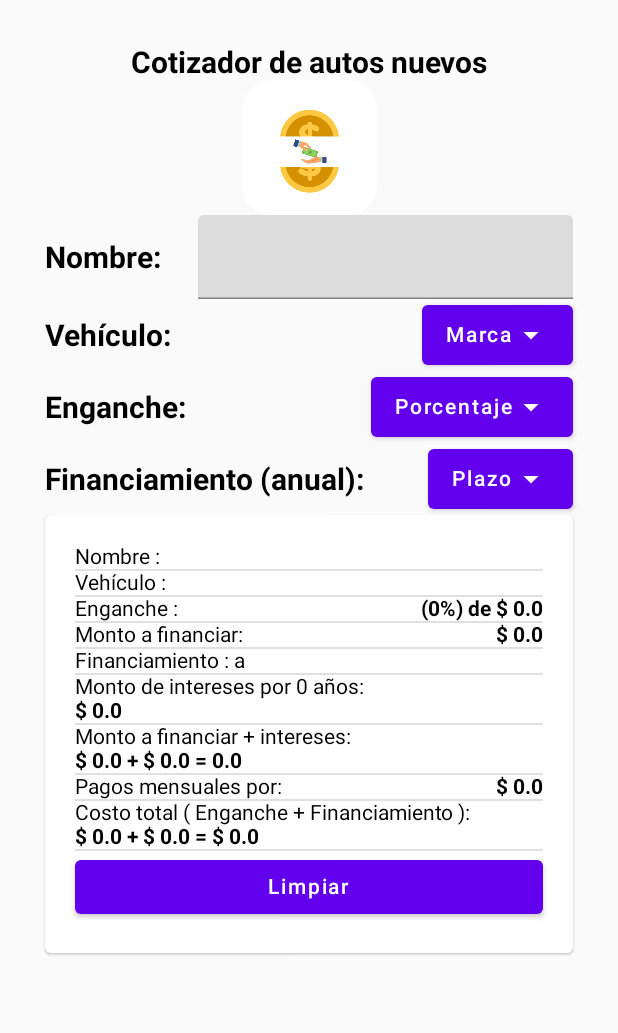
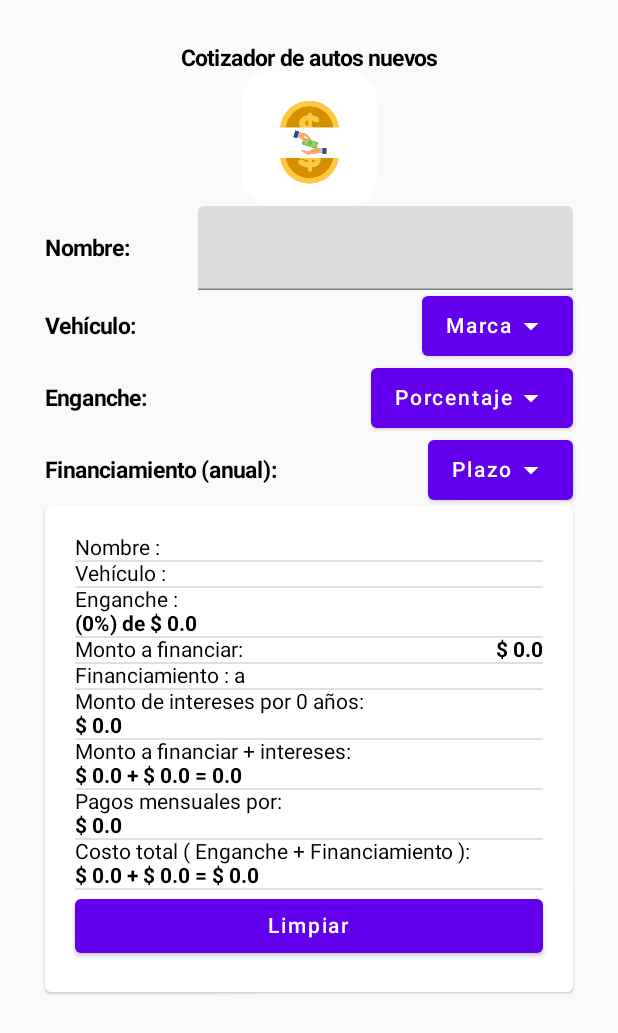
Before and after one commit to SnubSh/practicasCompose, an Android app built with Jetpack Compose: the screen it shows after launch (MainActivity), on a phone screen of 412 x 824 dp. Shown: the top 1033 px of the screen. Run offline under Robolectric (Android 15) with nearby library versions, the light colour scheme and no system bars.

Commit message:
20-10-2022

```diff
--- a/app/src/main/java/com/example/composeapp/view/MainActivity.kt
+++ b/app/src/main/java/com/example/composeapp/view/MainActivity.kt
@@ -1,11 +1,14 @@
 package com.example.composeapp.view
 import MainActivityModel
-import android.graphics.drawable.Drawable
+import android.icu.text.DecimalFormat
+import android.os.Build
 import android.os.Bundle
 import androidx.activity.ComponentActivity
 import androidx.activity.compose.setContent
 import androidx.activity.viewModels
+import androidx.annotation.RequiresApi
 import androidx.compose.foundation.Image
+import androidx.compose.foundation.background
 import androidx.compose.foundation.layout.*
 import androidx.compose.foundation.shape.RoundedCornerShape
 import androidx.compose.foundation.text.KeyboardOptions
@@ -16,15 +19,15 @@ import androidx.compose.runtime.*
 import androidx.compose.ui.Alignment
 import androidx.compose.ui.Modifier
 import androidx.compose.ui.draw.clip
-import androidx.compose.ui.graphics.painter.Painter
+import androidx.compose.ui.graphics.Color
 import androidx.compose.ui.res.painterResource
 import androidx.compose.ui.text.font.FontWeight
 import androidx.compose.ui.text.input.KeyboardCapitalization
 import androidx.compose.ui.text.input.KeyboardType
-import androidx.compose.ui.tooling.preview.Preview
 import androidx.compose.ui.unit.dp
 import androidx.compose.ui.unit.sp
 import com.example.composeapp.R
+
 
 //val gray = Color(	0xFFE6E6E6)
 //val azul = Color(	0xFF8904B1)
@@ -99,8 +102,12 @@ fun viewComponents(){
 
 }
 
+
+
     @Composable
+
     fun containerTexts(ovm: MainActivityModel) {
+
 
         Card(
             Modifier.fillMaxWidth()
@@ -115,7 +122,7 @@ fun viewComponents(){
                     horizontalArrangement = Arrangement.SpaceBetween
                 ) {
                     Text(text = "Nombre : ")
-                    Text(text = "${ovm.nombre.value.toString()}", fontWeight = FontWeight.Bold)
+                    Text(text = " ${ ovm.nombre.value.toString()}", fontWeight = FontWeight.Bold)
                 }
                 Divider()
                 Row(
@@ -128,17 +135,8 @@ fun viewComponents(){
 
                 }
                 Divider()
-                Row(
-                    Modifier.fillMaxWidth(),
-                    horizontalArrangement = Arrangement.SpaceBetween
-                ) {
-                    Text(text = "Enganche : ")
-                    Text(
-                        text = "(${ovm.porcentaje.value.toString()}%) de $ ${ovm.enganche.value.toString()}",
-                        fontWeight = FontWeight.Bold
-                    )
-
-                }
+                Text(text = "Enganche : ")
+                Text(text = "(${ovm.porcentaje.value.toString()}%) de $ ${ovm.enganche.value.toString()}", fontWeight = FontWeight.Bold)
                 Divider()
                 Row(
                     Modifier.fillMaxWidth(),
@@ -158,7 +156,6 @@ fun viewComponents(){
                 ) {
                     Text(text = "Financiamiento : a ")
                     Text(text = "${ovm.plazo.value}", fontWeight = FontWeight.Bold)
-
                 }
                 Divider()
                 Text(text = "Monto de intereses por ${ovm.anios.value.toString()} años: ")
@@ -167,17 +164,8 @@ fun viewComponents(){
                 Text(text = "Monto a financiar + intereses: ")
                 Text(text = "$ ${ovm.financiamiento.value.toString()} + $ ${ovm.interes.value.toString()} = ${ovm.total.value.toString()}", fontWeight = FontWeight.Bold)
                 Divider()
-                Row(
-                    Modifier.fillMaxWidth(),
-                    horizontalArrangement = Arrangement.SpaceBetween
-                ) {
-                    Text(text = "Pagos mensuales por: ")
-                    Text(
-                        text = "$ ${ovm.pagomensual.value.toString()}",
-                        fontWeight = FontWeight.Bold
-                    )
-
-                }
+                Text(text = "Pagos mensuales por: ")
+                Text(text = "$ ${ovm.pagomensual.value.toString()}", fontWeight = FontWeight.Bold)
                 Divider()
                 Text(text = "Costo total ( Enganche + Financiamiento ): ")
                 Text(text = "$ ${ovm.enganche.value.toString()} + $ ${ovm.total.value.toString()} = $ ${ovm.enganche.value + ovm.total.value}", fontWeight = FontWeight.Bold)
@@ -219,7 +207,7 @@ fun viewComponents(){
 
     @Composable
     fun titles(title:String) {
-        Text(text = title, fontWeight = FontWeight.Bold, fontSize = 20.sp)
+        Text(text = title, fontWeight = FontWeight.Bold, fontSize = 15.sp)
     }
 
     @Composable
@@ -262,7 +250,9 @@ fun viewComponents(){
             "40%",
             "60%",
         )
-        Box {
+        Box(
+
+        ) {
             Button(onClick = { expanded = !expanded }) {
                 Text("Porcentaje")
                 Icon(
@@ -271,8 +261,10 @@ fun viewComponents(){
                 )
             }
             DropdownMenu(
+
                 expanded = expanded,
                 onDismissRequest = { expanded = true },
+
             ) {
                 labels.forEach { label ->
                     DropdownMenuItem(onClick = {
```
